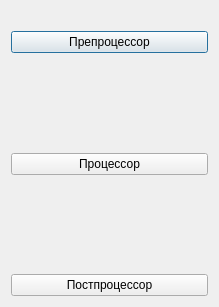
Above: dialog.ui from incub4/supr before the change. Below: the same form after it.
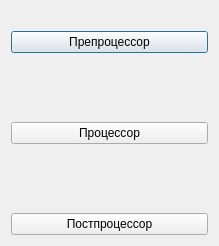
That is the form after the change.

Commit message: add window load

```diff
--- a/dialog.ui
+++ b/dialog.ui
@@ -7,7 +7,7 @@
     <x>0</x>
     <y>0</y>
     <width>219</width>
-    <height>307</height>
+    <height>246</height>
    </rect>
   </property>
   <property name="windowTitle">
```
Left out of the diff: 2 changed lines with no effect on the pictures. The commit also changes 6 other files.
